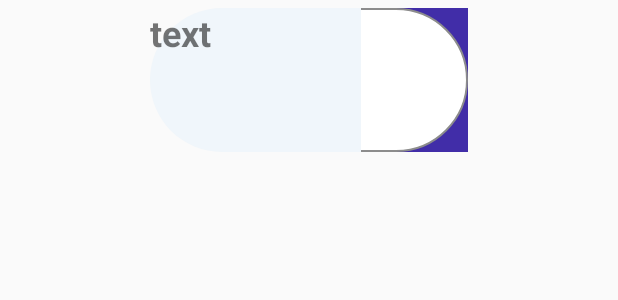
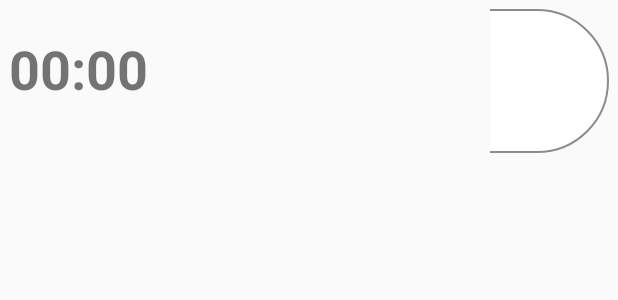
Before and after one commit to CaoVanTan/alarm-clock, an Android app: the layout list_view_alarrm.xml on its own in the app's theme, with its tools: preview values and no code run, on a phone screen of 412 x 824 dp. Shown: the top 300 px of the screen. Run offline under Robolectric (Android 15) with nearby library versions, the phone set to English and light mode, and no system bars.

Commit message:
Xử lý thông báo, ngắt chuông

```diff
--- a/app/build.gradle
+++ b/app/build.gradle
@@ -1,5 +1,6 @@
 plugins {
     id 'com.android.application'
+    id 'com.google.gms.google-services'
 }
 
 android {
@@ -33,6 +34,8 @@ dependencies {
     implementation 'com.google.android.material:material:1.5.0'
     implementation 'androidx.constraintlayout:constraintlayout:2.1.3'
     implementation 'androidx.legacy:legacy-support-v4:1.0.0'
+    implementation 'androidx.lifecycle:lifecycle-service:2.4.1'
+    implementation 'com.google.firebase:firebase-messaging:23.0.2'
     testImplementation 'junit:junit:4.13.2'
     androidTestImplementation 'androidx.test.ext:junit:1.1.3'
     androidTestImplementation 'androidx.test.espresso:espresso-core:3.4.0'
--- a/app/src/main/AndroidManifest.xml
+++ b/app/src/main/AndroidManifest.xml
@@ -1,7 +1,9 @@
 <?xml version="1.0" encoding="utf-8"?>
 <manifest xmlns:android="http://schemas.android.com/apk/res/android"
     package="com.example.alarmclock">
-<uses-permission android:name="com.android.alarm.permission.SET_ALARM"></uses-permission>
+
+    <uses-permission android:name="android.permission.VIBRATE" />
+    <uses-permission android:name="com.android.alarm.permission.SET_ALARM"></uses-permission>
     <application
         android:allowBackup="true"
         android:icon="@drawable/ic_alarm"
@@ -32,6 +34,7 @@
             android:enabled="true"
             android:exported="true"
             ></receiver>
+        <service android:name=".RingAlarm"></service>
     </application>
 
 </manifest>
--- a/app/src/main/res/layout/list_view_alarrm.xml
+++ b/app/src/main/res/layout/list_view_alarrm.xml
@@ -1,48 +1,62 @@
 <?xml version="1.0" encoding="utf-8"?>
 <LinearLayout xmlns:android="http://schemas.android.com/apk/res/android"
+    android:layout_width="match_parent"
+    android:layout_height="wrap_content"
+    android:orientation="horizontal"
     xmlns:app="http://schemas.android.com/apk/res-auto"
-    xmlns:tools="http://schemas.android.com/tools"
-    android:layout_width="wrap_content"
+    android:descendantFocusability = "blocksDescendants"
+    xmlns:tools="http://schemas.android.com/tools">
+    <LinearLayout
+        android:layout_width="match_parent"
+        android:layout_height="wrap_content"
+        android:weightSum="10"
         android:orientation="horizontal"
-    android:layout_height="wrap_content"
-    tools:context=".MainActivity"
-    android:layout_marginStart="100dp"
-    android:background="@drawable/bg_list_view_nonfocus"
-    android:layout_marginEnd="100dp"
-    android:layout_marginTop="5dp">
+        android:padding="6dp">
 
         <TextView
             android:id="@+id/textAlarm"
+            android:layout_width="0dp"
+            android:layout_height="wrap_content"
+            android:layout_weight="5"
+            android:text="00:00"
+            android:textSize="36sp"/>
+
+
+        <LinearLayout
+            android:layout_width="0dp"
+            android:layout_height="wrap_content"
+            android:layout_weight="3"
+            android:orientation="vertical"
+            android:layout_margin="2dp">
+
+            <TextView
+                android:id="@+id/item_alarm_title"
                 android:layout_width="wrap_content"
                 android:layout_height="wrap_content"
-        android:text="text"
-        android:textSize="24dp"
-        android:layout_marginRight="100dp"
-        android:layout_gravity="left"/>
+                android:textSize="12sp"/>
             <TextView
                 android:id="@+id/textId"
                 android:layout_width="wrap_content"
                 android:layout_height="wrap_content"
                 android:text="text"
-        android:layout_marginRight="100dp"
-        android:visibility="gone"
-        android:layout_gravity="left"/>
+                android:visibility="gone" />
             <TextView
                 android:id="@+id/textLongTime"
                 android:layout_width="wrap_content"
                 android:layout_height="wrap_content"
                 android:text="text"
-        android:visibility="gone"
-        android:layout_gravity="left"/>
+                android:visibility="gone" />
+
+        </LinearLayout>
 
 
         <androidx.appcompat.widget.SwitchCompat
             android:id="@+id/SwitchAlarm"
-        android:layout_width="wrap_content"
+            android:layout_width="0dp"
             android:layout_height="wrap_content"
-        android:layout_gravity="right"
-        android:background="@color/bg_focus"
-        android:minHeight="32dp"
+            android:layout_weight="2"
+            android:minHeight="48dp"
             android:thumb="@drawable/thumb"
             app:track="@drawable/track" />
     </LinearLayout>
+</LinearLayout>
--- a/build.gradle
+++ b/build.gradle
@@ -1,4 +1,8 @@
-// Top-level build file where you can add configuration options common to all sub-projects/modules.
+buildscript {
+    dependencies {
+        classpath 'com.google.gms:google-services:4.3.10'
+    }
+}// Top-level build file where you can add configuration options common to all sub-projects/modules.
 plugins {
     id 'com.android.application' version '7.1.2' apply false
     id 'com.android.library' version '7.1.2' apply false
```
Also changed, not shown: app/src/main/java/com/example/alarmclock/AlarmDbHelper.java (+10 -2 lines), app/src/main/java/com/example/alarmclock/AlarmFragment.java (+78 -17 lines), app/src/main/java/com/example/alarmclock/AlarmNoti.java (added, +24 -0 lines), app/src/main/java/com/example/alarmclock/AlarmReceiver.java (+21 -0 lines), app/src/main/java/com/example/alarmclock/Destination.java (added, +14 -0 lines), app/src/main/java/com/example/alarmclock/RingAlarm.java (+59 -6 lines), app/src/main/res/layout/destination.xml (added, +17 -0 lines), app/src/main/res/layout/fragment_alarm.xml (+25 -13 lines), 1 other file. Lines whose indentation alone changed are shown as unchanged.
